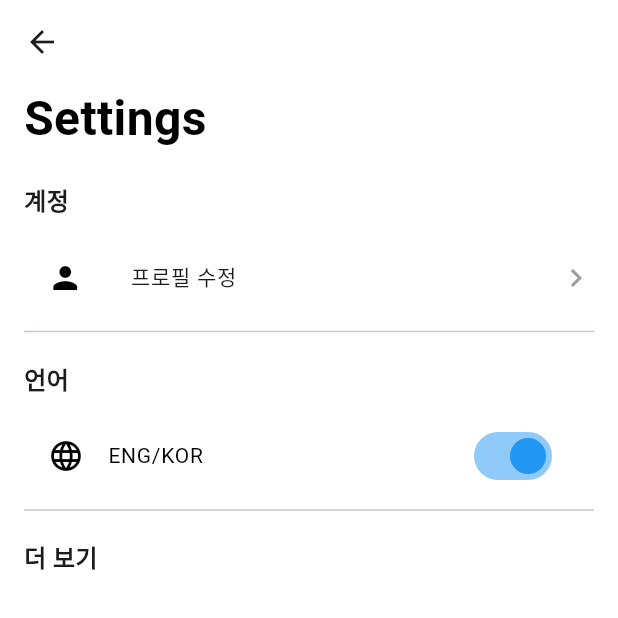
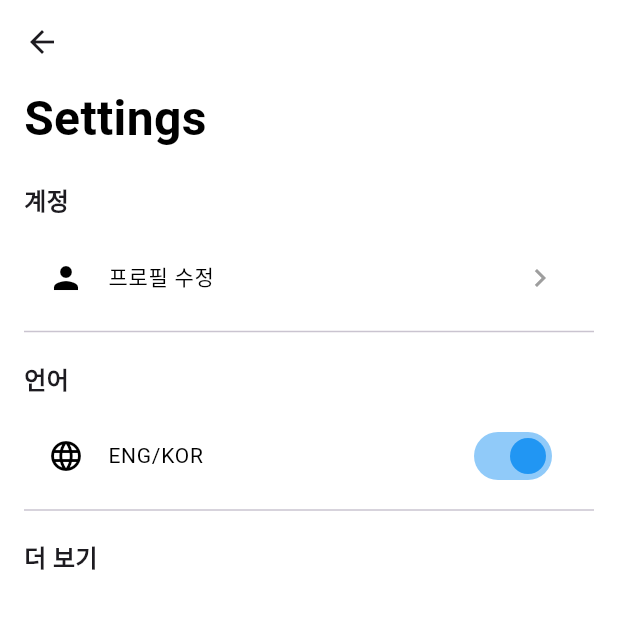
Before and after one commit to minwooPark22/memory_plant, a Flutter app: the SettingPage screen opened by its route, on a phone screen of 412 x 824 dp, the top half of it. Run offline on Flutter 3.47's test engine with Material 3 defaults, Android fonts, the phone set to English and light mode, and no system bars; our stand-ins replace animated_text_kit, fluentui_icons, flutter_swipe_action_cell, material_design_icons_flutter, shared_preferences, table_calendar; accounts and stored records are empty.

Commit message:
수정완료

```diff
--- /dev/null
+++ b/devtools_options.yaml
@@ -0,0 +1,3 @@
+description: This file stores settings for Dart & Flutter DevTools.
+documentation: https://docs.flutter.dev/tools/devtools/extensions#configure-extension-enablement-states
+extensions:
--- a/lib/screens/setting_page.dart
+++ b/lib/screens/setting_page.dart
@@ -6,7 +6,6 @@ import 'package:memory_plant_application/widgets/language.dart';
 import 'package:memory_plant_application/screens/learning_page.dart';
 import 'package:provider/provider.dart';
 import 'package:memory_plant_application/providers/name_provider.dart';
-
 
 class SettingPage extends StatefulWidget {
   const SettingPage({super.key});
@@ -24,7 +23,7 @@ class _SettingPageState extends State<SettingPage> {
           currentName: currentName,
           onNameSaved: (newName) {
             final nameProvider =
-            Provider.of<NameProvider>(context, listen: false);
+                Provider.of<NameProvider>(context, listen: false);
             nameProvider.updateName(newName); // 새로운 이름 저장
           },
         ),
@@ -46,9 +45,9 @@ class _SettingPageState extends State<SettingPage> {
       ),
       body: ListView(
         padding: const EdgeInsets.only(
-          top: 0.0,   // 상단 패딩 줄임
+          top: 0.0, // 상단 패딩 줄임
           bottom: 8.0, // 하단 패딩 줄임
-          left: 16.0,  // 기존 가로 패딩 유지
+          left: 16.0, // 기존 가로 패딩 유지
           right: 16.0, // 기존 가로 패딩 유지
         ),
         children: [
@@ -64,10 +63,25 @@ class _SettingPageState extends State<SettingPage> {
           const SizedBox(height: 8),
           // Account Section
           _buildSectionTitle(isKorean ? "계정" : "Account"),
-          _buildListTile(
-            isKorean ? "프로필 수정" : "Edit profile",
-            Icons.person,
-                () {
+          // _buildListTile(
+          //   isKorean ? "프로필 수정" : "Edit profile",
+          //   Icons.person,
+          //   () {
+          //     _showEditNameDialog(nameProvider.name);
+          //   },
+          // ),
+
+          ListTile(
+            leading: Icon(
+              Icons.person, // 공장을 나타내는 아이콘
+              color: AppStyles.mainblack,
+            ),
+            title: Text(
+              isKorean ? "프로필 수정" : "Edit profile",
+              style: TextStyle(color: AppStyles.mainblack, fontSize: 14),
+            ),
+            trailing: const Icon(Icons.chevron_right, color: Colors.grey),
+            onTap: () {
               _showEditNameDialog(nameProvider.name);
             },
           ),
@@ -99,8 +113,8 @@ class _SettingPageState extends State<SettingPage> {
           _buildSectionTitle(isKorean ? "더 보기" : "More"),
           ListTile(
             leading: Icon(
-                Icons.business, // 공장을 나타내는 아이콘
-                color: AppStyles.mainblack,
+              Icons.business, // 공장을 나타내는 아이콘
+              color: AppStyles.mainblack,
             ),
             title: Text(
               isKorean ? "센터에 대해 배우기" : "Learn About Centers",
@@ -134,7 +148,7 @@ class _SettingPageState extends State<SettingPage> {
     return ListTile(
       contentPadding: EdgeInsets.zero,
       leading: SizedBox(
-        width: 55, // 고정된 너비 설정
+        width: 24, // 고정된 너비 설정
         child: Icon(
           icon,
           color: AppStyles.mainblack,
@@ -151,7 +165,8 @@ class _SettingPageState extends State<SettingPage> {
   }
 
   // Toggle ListTile Widget
-  Widget _buildToggleTile(String title, bool value, ValueChanged<bool> onChanged) {
+  Widget _buildToggleTile(
+      String title, bool value, ValueChanged<bool> onChanged) {
     return ListTile(
       contentPadding: EdgeInsets.zero,
       title: Text(
```
Also changed, not shown: lib/screens/chattingbot.dart (+28 -13 lines), lib/screens/learning_page.dart (+3 -4 lines), lib/services/memory_log_service.dart (+2 -9 lines), lib/services/message_log_service.dart (+2 -9 lines).
